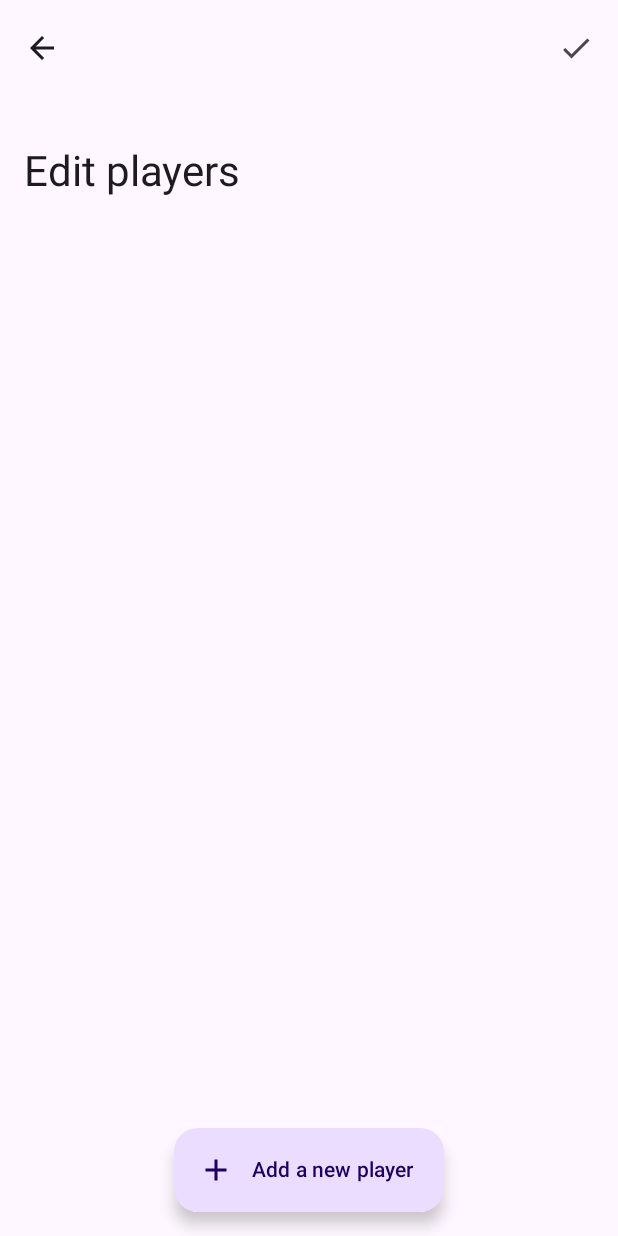
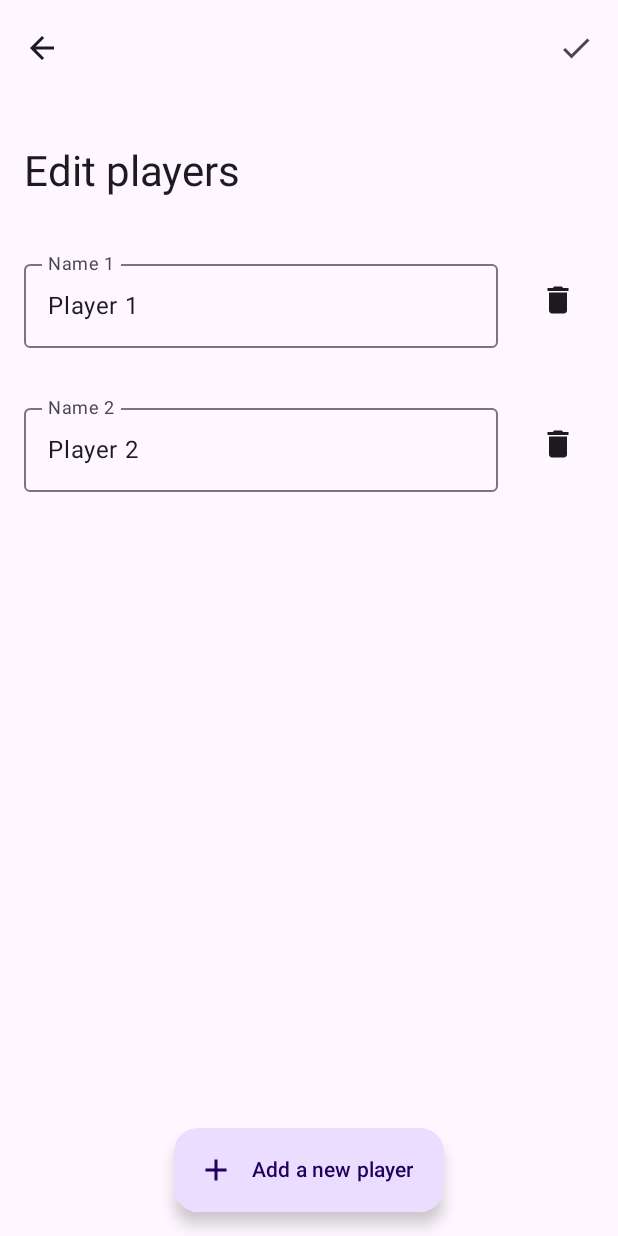
Before and after one commit to fflopsi/tournaments, an Android app built with Jetpack Compose: the TournamentEditor screen opened through its navigation route, after a tap on "Players", on a phone screen of 412 x 824 dp. Run offline under Robolectric (Android 15) with nearby library versions, the phone set to English and light mode, and no system bars; our stand-ins replace Room's generated code, livedata-compose.

Commit message:
Automatically add two example players if no players are yet defined

```diff
--- a/androidApp/src/main/java/me/frauenfelderflorian/tournamentscompose/ui/Shared.kt
+++ b/androidApp/src/main/java/me/frauenfelderflorian/tournamentscompose/ui/Shared.kt
@@ -68,11 +68,6 @@ import com.google.gson.GsonBuilder
 import com.google.gson.JsonSyntaxException
 import com.google.gson.ToNumberPolicy
 import com.google.gson.reflect.TypeToken
-import java.io.BufferedReader
-import java.io.FileNotFoundException
-import java.io.IOException
-import java.io.InputStreamReader
-import java.text.DateFormat
 import kotlinx.coroutines.CoroutineScope
 import kotlinx.coroutines.Dispatchers
 import kotlinx.coroutines.launch
@@ -82,6 +77,11 @@ import me.frauenfelderflorian.tournamentscompose.Routes
 import me.frauenfelderflorian.tournamentscompose.data.GameDao
 import me.frauenfelderflorian.tournamentscompose.data.TournamentDao
 import me.frauenfelderflorian.tournamentscompose.data.TournamentWithGames
+import java.io.BufferedReader
+import java.io.FileNotFoundException
+import java.io.IOException
+import java.io.InputStreamReader
+import java.text.DateFormat
 
 val titleStyle @Composable get() = MaterialTheme.typography.titleLarge
 val detailsStyle @Composable get() = MaterialTheme.typography.bodyMedium
@@ -199,7 +199,14 @@ fun PlayersSetting(navController: NavController, players: List<String>) {
         modifier = Modifier
             .clickable {
                 navController.currentBackStackEntry?.savedStateHandle?.set(
-                    context.getString(R.string.players_key), players.toTypedArray()
+                    context.getString(R.string.players_key), if (players.isNotEmpty()) {
+                        players.toTypedArray()
+                    } else {
+                        arrayOf(
+                            "${context.getString(R.string.player)} 1",
+                            "${context.getString(R.string.player)} 2",
+                        )
+                    }
                 )
                 navController.navigate(Routes.PLAYERS_EDITOR.route)
             }
```
